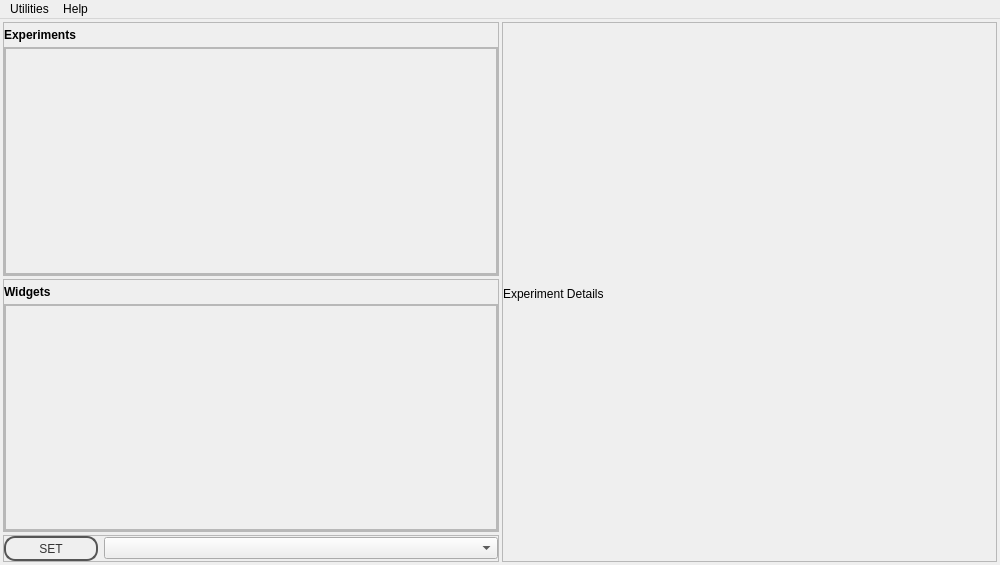
jithinbp/vLabtool-v0, file v0/docs/templates/template_experiments.ui: the form before one commit.
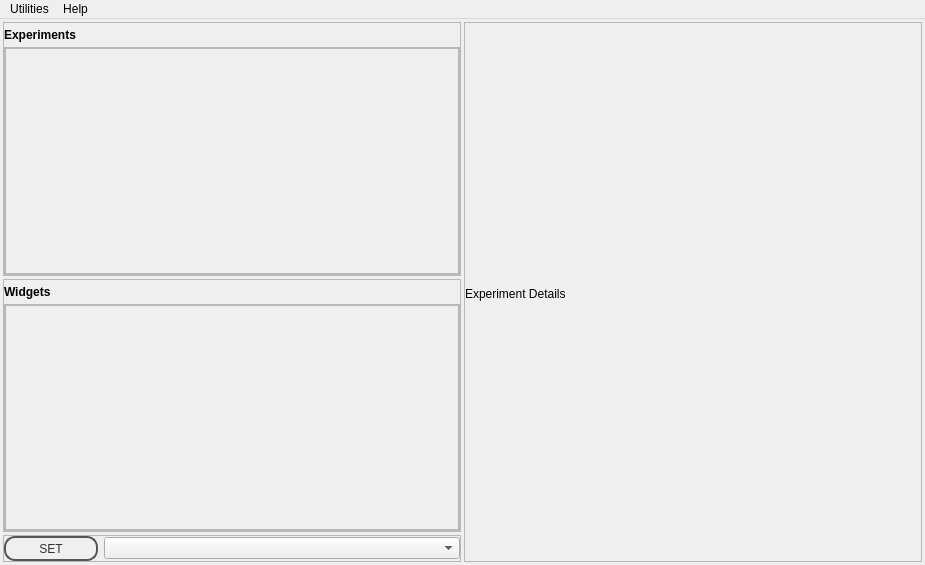
The form after the commit.

```diff
--- a/v0/docs/templates/template_experiments.ui
+++ b/v0/docs/templates/template_experiments.ui
@@ -6,7 +6,7 @@
    <rect>
     <x>0</x>
     <y>0</y>
-    <width>1000</width>
+    <width>925</width>
     <height>565</height>
    </rect>
   </property>
@@ -101,14 +101,14 @@
       <item>
        <widget class="QFrame" name="experimentFrameOuter">
         <property name="sizePolicy">
-         <sizepolicy hsizetype="Maximum" vsizetype="Preferred">
+         <sizepolicy hsizetype="Preferred" vsizetype="Preferred">
           <horstretch>0</horstretch>
           <verstretch>0</verstretch>
          </sizepolicy>
         </property>
         <property name="minimumSize">
          <size>
-          <width>470</width>
+          <width>360</width>
           <height>0</height>
          </size>
         </property>
@@ -184,7 +184,7 @@
              <rect>
               <x>0</x>
               <y>0</y>
-              <width>490</width>
+              <width>452</width>
               <height>215</height>
              </rect>
             </property>
@@ -248,14 +248,14 @@
       <item>
        <widget class="QFrame" name="widgetFrameOuter">
         <property name="sizePolicy">
-         <sizepolicy hsizetype="Maximum" vsizetype="Preferred">
+         <sizepolicy hsizetype="Preferred" vsizetype="Preferred">
           <horstretch>0</horstretch>
           <verstretch>0</verstretch>
          </sizepolicy>
         </property>
         <property name="minimumSize">
          <size>
-          <width>470</width>
+          <width>360</width>
           <height>0</height>
          </size>
         </property>
@@ -333,7 +333,7 @@
              <rect>
               <x>0</x>
               <y>0</y>
-              <width>490</width>
+              <width>452</width>
               <height>214</height>
              </rect>
             </property>
@@ -373,12 +373,15 @@
                 </property>
                 <item row="0" column="0">
                  <layout class="QGridLayout" name="WidgetLayout">
+                  <property name="horizontalSpacing">
+                   <number>10</number>
+                  </property>
+                  <property name="verticalSpacing">
+                   <number>7</number>
+                  </property>
                   <property name="margin">
                    <number>5</number>
                   </property>
-                  <property name="spacing">
-                   <number>15</number>
-                  </property>
                  </layout>
                 </item>
                </layout>
@@ -394,14 +397,14 @@
       <item>
        <widget class="QFrame" name="frame_2">
         <property name="sizePolicy">
-         <sizepolicy hsizetype="Maximum" vsizetype="Maximum">
+         <sizepolicy hsizetype="Preferred" vsizetype="Maximum">
           <horstretch>0</horstretch>
           <verstretch>0</verstretch>
          </sizepolicy>
         </property>
         <property name="minimumSize">
          <size>
-          <width>470</width>
+          <width>360</width>
           <height>0</height>
          </size>
         </property>
@@ -507,7 +510,7 @@
     <rect>
      <x>0</x>
      <y>0</y>
-     <width>1000</width>
+     <width>925</width>
      <height>25</height>
     </rect>
    </property>
```
